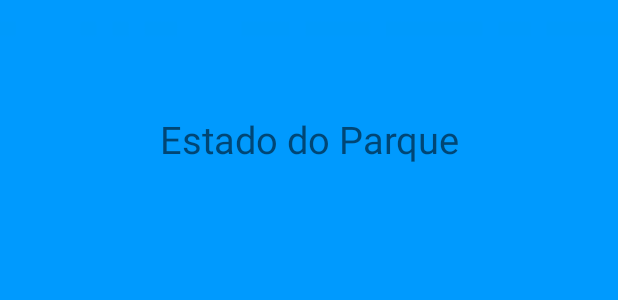
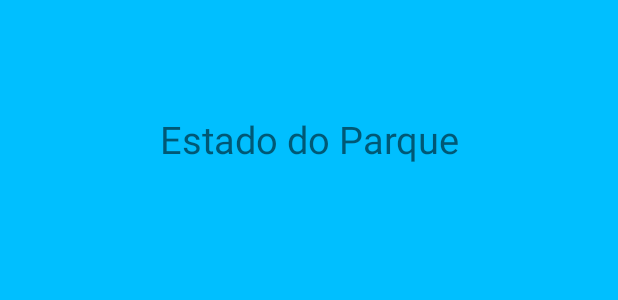
Before and after one commit to Skynears/CarParkingSystem, an Android app: the layout activity_parque.xml on its own in the app's theme, with its tools: preview values and no code run, on a phone screen of 412 x 824 dp. Shown: the top 300 px of the screen. Run offline under Robolectric (Android 15) with nearby library versions, the phone set to English and light mode, and no system bars.

Commit message:
Update  //09-12-2022// - Andre2

```diff
--- a/app/src/main/res/layout/activity_login.xml
+++ b/app/src/main/res/layout/activity_login.xml
@@ -9,7 +9,7 @@
     android:paddingLeft="@dimen/activity_horizontal_margin"
     android:paddingBottom="@dimen/activity_vertical_margin"
     android:paddingTop="@dimen/activity_vertical_margin"
-    android:background="@drawable/imagemAzul"
+    android:background="@color/azul"
     tools:context="car.parking.system.room.LoginActivity">
 
     <LinearLayout
--- a/app/src/main/res/layout/activity_main.xml
+++ b/app/src/main/res/layout/activity_main.xml
@@ -9,7 +9,7 @@
     android:paddingLeft="@dimen/activity_horizontal_margin"
     android:paddingBottom="@dimen/activity_vertical_margin"
     android:paddingTop="@dimen/activity_vertical_margin"
-    android:background="@drawable/imagemAzul"
+    android:background="@color/azul"
     tools:context="car.parking.system.room.MainActivity">
 
     <TextView
--- a/app/src/main/res/layout/activity_parque.xml
+++ b/app/src/main/res/layout/activity_parque.xml
@@ -10,7 +10,7 @@
     android:paddingLeft="@dimen/activity_horizontal_margin"
     android:paddingBottom="@dimen/activity_vertical_margin"
     android:paddingTop="@dimen/activity_vertical_margin"
-    android:background="@drawable/imagemAzul"
+    android:background="@color/azul"
     tools:context="car.parking.system.room.ParqueActivity">
 
     <RelativeLayout
--- a/app/src/main/res/layout/activity_registo.xml
+++ b/app/src/main/res/layout/activity_registo.xml
@@ -4,7 +4,7 @@
     xmlns:tools="http://schemas.android.com/tools"
     android:layout_width="match_parent"
     android:layout_height="match_parent"
-    android:background="@drawable/imagemAzul">
+    android:background="@color/azul">
 
 
 
--- a/app/src/main/res/layout/activity_sh_main.xml
+++ b/app/src/main/res/layout/activity_sh_main.xml
@@ -10,7 +10,7 @@
     android:paddingLeft="@dimen/activity_horizontal_margin"
     android:paddingBottom="@dimen/activity_vertical_margin"
     android:paddingTop="@dimen/activity_vertical_margin"
-    android:background="@drawable/imagemAzul"
+    android:background="@color/azul"
     tools:context="car.parking.system.room.ShMainActivity">
 
     <LinearLayout
--- a/app/src/main/res/layout/sh_activity_row.xml
+++ b/app/src/main/res/layout/sh_activity_row.xml
@@ -9,7 +9,7 @@
     android:paddingLeft="@dimen/activity_horizontal_margin"
     android:paddingBottom="@dimen/activity_vertical_margin"
     android:paddingTop="@dimen/activity_vertical_margin"
-    android:background="@drawable/imagemAzul"
+    android:background="@color/azul"
     tools:context="car.parking.system.room.RowActivity">
 
     <RelativeLayout
--- a/app/src/main/res/layout/sobre_equipa.xml
+++ b/app/src/main/res/layout/sobre_equipa.xml
@@ -9,7 +9,7 @@
     android:paddingLeft="@dimen/activity_horizontal_margin"
     android:paddingBottom="@dimen/activity_vertical_margin"
     android:paddingTop="@dimen/activity_vertical_margin"
-    android:background="@drawable/imagemAzul"
+    android:background="@color/azul"
     tools:context="car.parking.system.room.SobreProjetoActivity">
 
     <LinearLayout
--- a/app/src/main/res/layout/sobre_projeto.xml
+++ b/app/src/main/res/layout/sobre_projeto.xml
@@ -9,7 +9,7 @@
     android:paddingLeft="@dimen/activity_horizontal_margin"
     android:paddingBottom="@dimen/activity_vertical_margin"
     android:paddingTop="@dimen/activity_vertical_margin"
-    android:background="@drawable/imagemAzul"
+    android:background="@color/azul"
     tools:context="car.parking.system.room.SobreProjetoActivity">
 
 
--- a/app/src/main/res/values/colors.xml
+++ b/app/src/main/res/values/colors.xml
@@ -11,4 +11,6 @@
     <color name="colorPrimary">#3F51B5</color>
     <color name="colorPrimaryDark">#303F9F</color>
     <color name="colorAccent">#FF4081</color>
+    <color name="azul">#00BFFF</color>
+
 </resources>
```
Also changed, not shown: app/src/main/res/drawable/imagemAzul.png (deleted).
